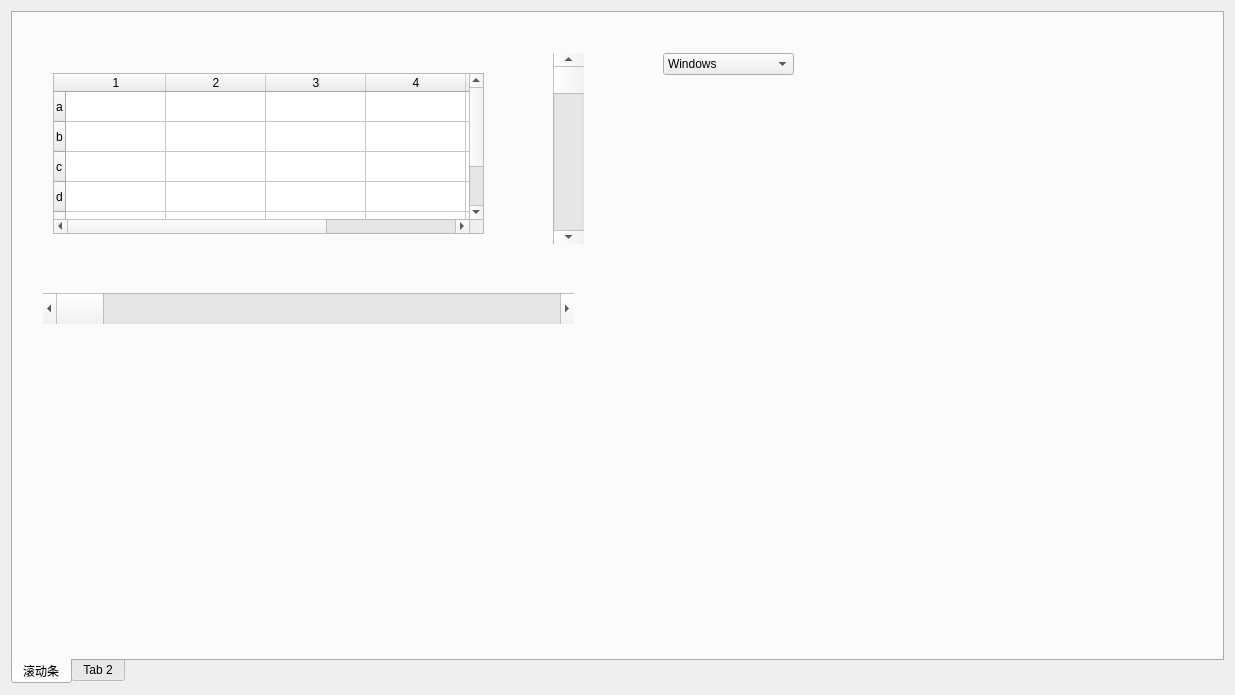
First picture: the form in QtCustomStyleEx/Examples.ui, repository XMuli/QtExamples, before the edit.
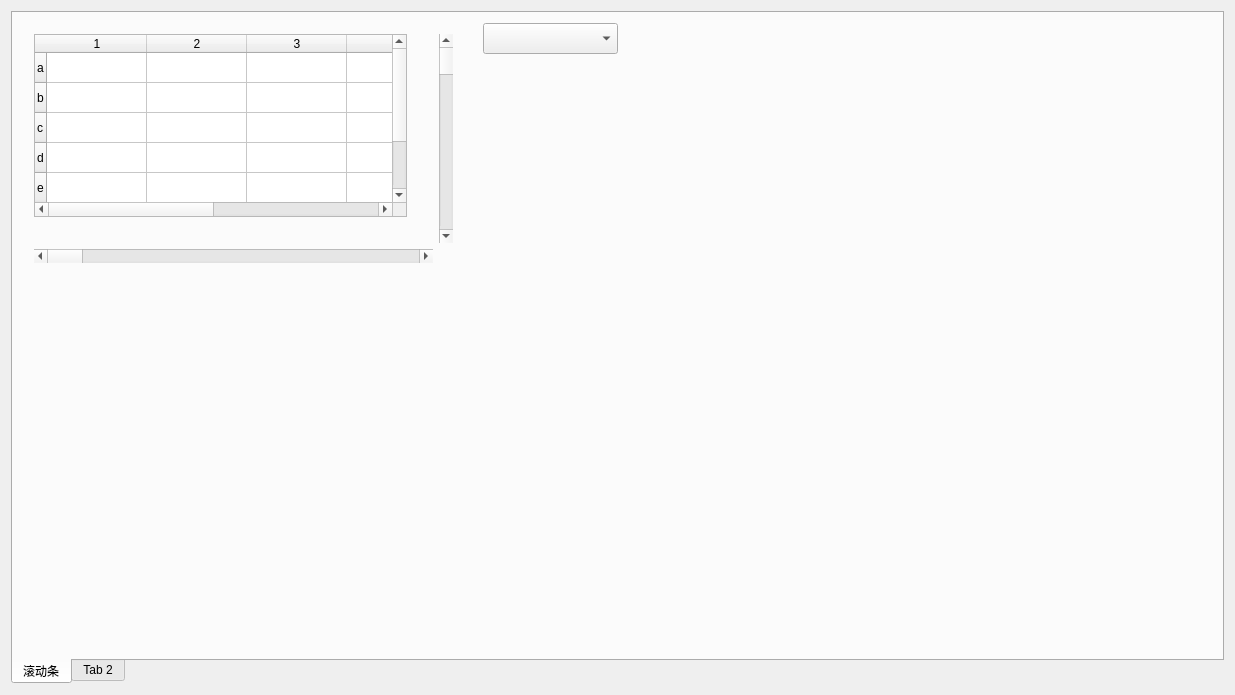
Second picture: the form after the edit.

Patch:
```diff
--- a/QtCustomStyleEx/Examples.ui
+++ b/QtCustomStyleEx/Examples.ui
@@ -26,40 +26,29 @@
       <attribute name="title">
        <string>滚动条</string>
       </attribute>
-      <widget class="QScrollBar" name="scrollBarHor">
+      <widget class="QWidget" name="gridLayoutWidget">
        <property name="geometry">
         <rect>
-         <x>30</x>
-         <y>280</y>
-         <width>531</width>
-         <height>31</height>
+         <x>10</x>
+         <y>10</y>
+         <width>441</width>
+         <height>251</height>
         </rect>
        </property>
-       <property name="orientation">
-        <enum>Qt::Horizontal</enum>
-       </property>
-      </widget>
-      <widget class="QScrollBar" name="scrollBarVer">
-       <property name="geometry">
-        <rect>
-         <x>540</x>
-         <y>40</y>
-         <width>31</width>
-         <height>191</height>
-        </rect>
-       </property>
-       <property name="orientation">
-        <enum>Qt::Vertical</enum>
-       </property>
-      </widget>
+       <layout class="QGridLayout" name="gridLayout_2">
+        <item row="0" column="0">
       <widget class="QTableWidget" name="tableWidget">
-       <property name="geometry">
-        <rect>
-         <x>40</x>
-         <y>60</y>
-         <width>431</width>
-         <height>161</height>
-        </rect>
+          <property name="sizePolicy">
+           <sizepolicy hsizetype="Preferred" vsizetype="Expanding">
+            <horstretch>0</horstretch>
+            <verstretch>0</verstretch>
+           </sizepolicy>
+          </property>
+          <property name="maximumSize">
+           <size>
+            <width>400</width>
+            <height>200</height>
+           </size>
        </property>
        <row>
         <property name="text">
@@ -122,45 +111,64 @@
         </property>
        </column>
       </widget>
+        </item>
+        <item row="0" column="1">
+         <spacer name="horizontalSpacer">
+          <property name="orientation">
+           <enum>Qt::Horizontal</enum>
+          </property>
+          <property name="sizeType">
+           <enum>QSizePolicy::Fixed</enum>
+          </property>
+          <property name="sizeHint" stdset="0">
+           <size>
+            <width>20</width>
+            <height>20</height>
+           </size>
+          </property>
+         </spacer>
+        </item>
+        <item row="1" column="0">
+         <spacer name="verticalSpacer">
+          <property name="orientation">
+           <enum>Qt::Vertical</enum>
+          </property>
+          <property name="sizeType">
+           <enum>QSizePolicy::Fixed</enum>
+          </property>
+          <property name="sizeHint" stdset="0">
+           <size>
+            <width>20</width>
+            <height>20</height>
+           </size>
+          </property>
+         </spacer>
+        </item>
+        <item row="2" column="0" colspan="2">
+         <widget class="QScrollBar" name="scrollBarHor">
+          <property name="orientation">
+           <enum>Qt::Horizontal</enum>
+          </property>
+         </widget>
+        </item>
+        <item row="0" column="2" rowspan="2">
+         <widget class="QScrollBar" name="scrollBarVer">
+          <property name="orientation">
+           <enum>Qt::Vertical</enum>
+          </property>
+         </widget>
+        </item>
+       </layout>
+      </widget>
       <widget class="QComboBox" name="comboBox">
        <property name="geometry">
         <rect>
-         <x>650</x>
-         <y>40</y>
-         <width>131</width>
-         <height>22</height>
+         <x>470</x>
+         <y>10</y>
+         <width>135</width>
+         <height>31</height>
         </rect>
        </property>
-       <item>
-        <property name="text">
-         <string>Windows</string>
-        </property>
-       </item>
-       <item>
-        <property name="text">
-         <string>New Item</string>
-        </property>
-       </item>
-       <item>
-        <property name="text">
-         <string>WindowsXP</string>
-        </property>
-       </item>
-       <item>
-        <property name="text">
-         <string>WindowsVista</string>
-        </property>
-       </item>
-       <item>
-        <property name="text">
-         <string>Fusion</string>
-        </property>
-       </item>
-       <item>
-        <property name="text">
-         <string>ExCustomStyle</string>
-        </property>
-       </item>
       </widget>
      </widget>
      <widget class="QWidget" name="tab_2">
```
Lines whose indentation alone changed are shown as unchanged.
